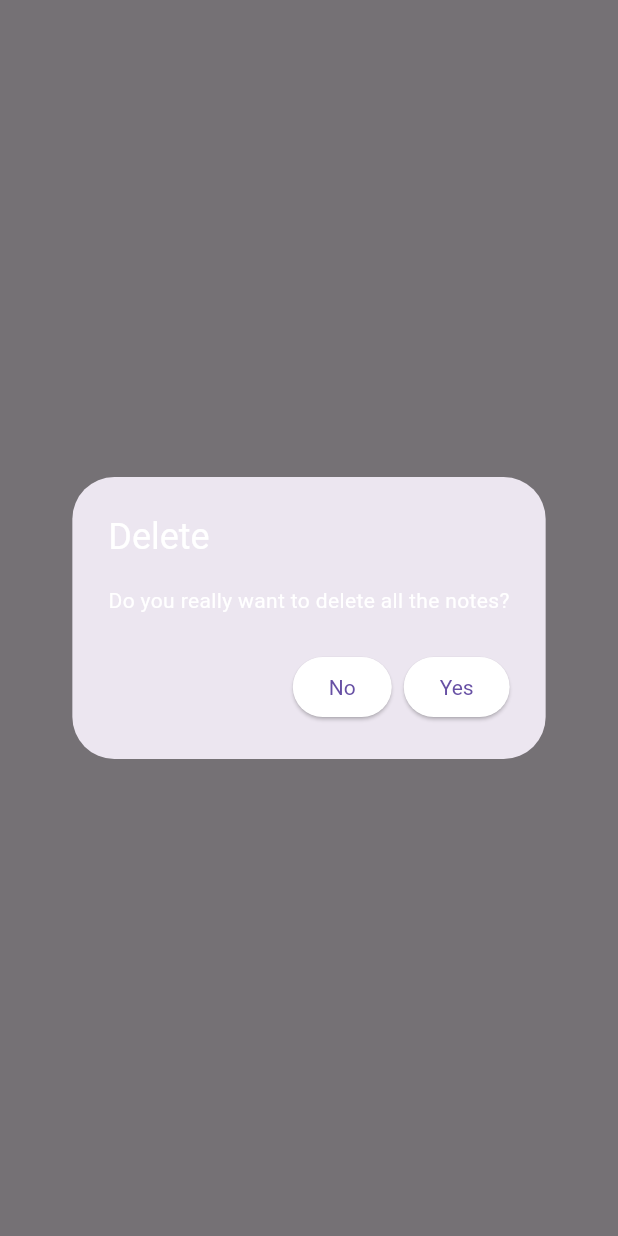
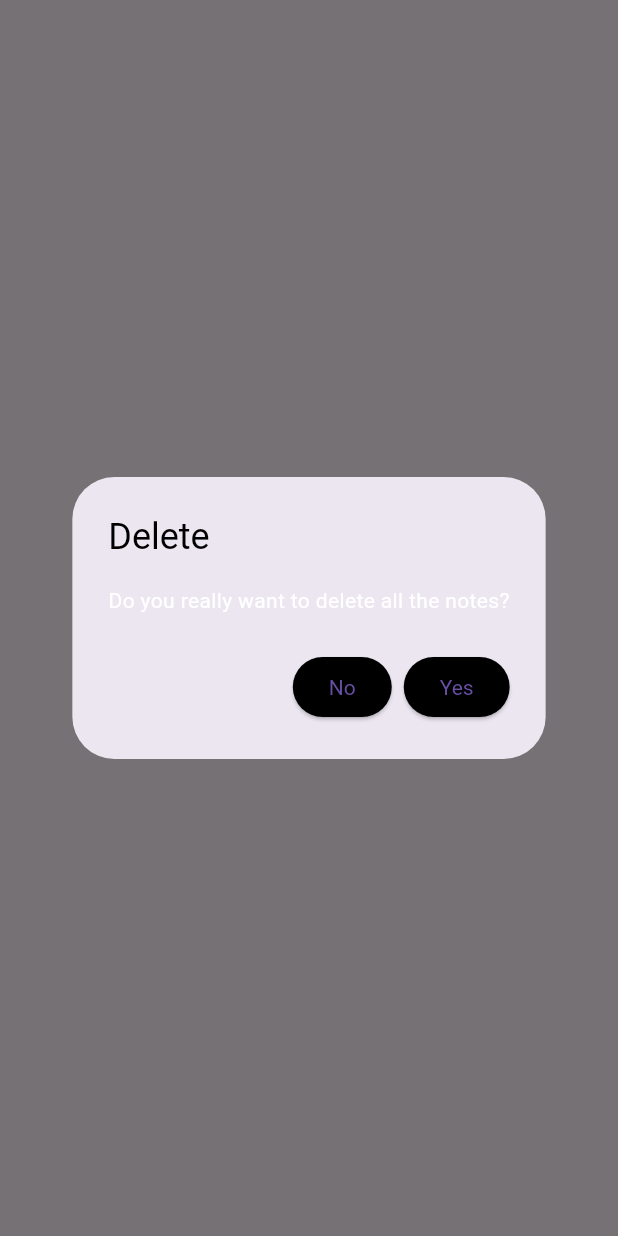
Before and after one commit to offical-waqas-khurshid/Task-Manager-App, a Flutter app: what showDeleteAllNotesDialog() shows on an empty page, opened directly, on a phone screen of 412 x 824 dp. Run offline on Flutter 3.47's test engine with Material 3 defaults, Android fonts, the phone set to English and light mode, and no system bars; our stand-ins replace equatable, flutter_bloc, flutter_staggered_animations, flutter_svg, google_fonts, sqflite; accounts and stored records are empty.

Commit message:
add changes

```diff
--- a/lib/screens/components/delete_note_alert_dialog_widget.dart
+++ b/lib/screens/components/delete_note_alert_dialog_widget.dart
@@ -11,7 +11,7 @@ Future<bool> showDeleteNoteDialog(BuildContext context) async {
         content: const Text(
           'Do you really want to delete the note?',
           style: TextStyle(
-            color: AppColors.white,
+            color: Colors.black,
           ),
         ),
         actions: [
--- a/lib/screens/components/delete_notes_alert_dialog_widget.dart
+++ b/lib/screens/components/delete_notes_alert_dialog_widget.dart
@@ -8,11 +8,11 @@ Future<bool> showDeleteAllNotesDialog(BuildContext context) async {
     context: context,
     builder: (context) {
       return AlertDialog(
-        title:  Text('Delete', style: notesTheme.textTheme.titleSmall?.copyWith(color: Colors.white)),
+        title:  Text('Delete', style: notesTheme.textTheme.titleSmall?.copyWith(color: Colors.black)),
         content: const Text(
           'Do you really want to delete all the notes?',
           style: TextStyle(
-            color: AppColors.white,
+            color: Colors.white,
           ),
         ),
         actions: [
--- a/lib/screens/components/dialog_action_button.dart
+++ b/lib/screens/components/dialog_action_button.dart
@@ -4,8 +4,8 @@ import 'package:task_manager_app/utils/theme_constants.dart';
 Widget buildDialogActionButton(String text, VoidCallback onTap) {
   return ElevatedButton(
     style: ElevatedButton.styleFrom(
-      backgroundColor: Colors.white,
-      textStyle: notesTheme.textTheme.titleSmall?.copyWith(color: Colors.black)
+      backgroundColor: Colors.black,
+      textStyle: notesTheme.textTheme.titleSmall?.copyWith(color: Colors.white)
     ),
     onPressed: onTap,
     child: Text(text),
```
